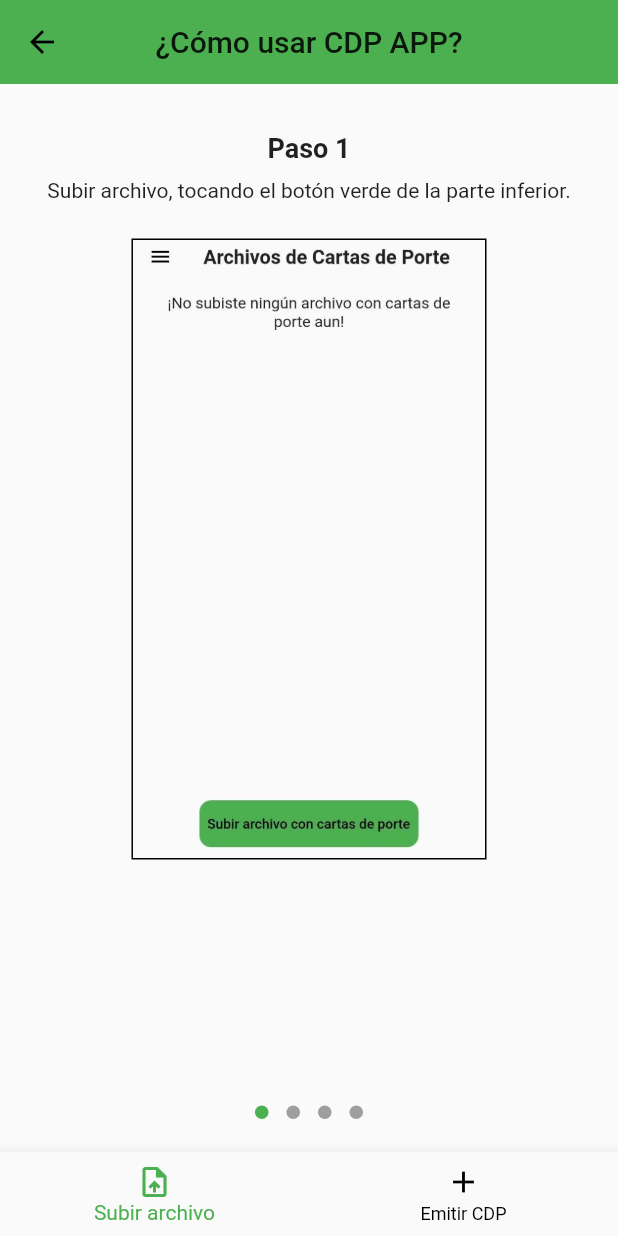
After one commit to HoltzTomas/CDPAPP, a Flutter app: the screen it shows once a user with an empty profile is signed in, in the side drawer, after a tap on an icon or button, on a phone screen of 412 x 824 dp. The commit adds this screen. Run offline on Flutter 3.47's test engine with Material 2 defaults, Android fonts, the phone set to English and light mode, and no system bars; drawn by our look-alikes of introduction_screen; our stand-ins replace cloud_firestore, connectivity, easy_splash_screen, file_picker, firebase_auth, firebase_core and 5 more; missing offline and left inert: purchases_flutter, syncfusion_flutter_pdf, syncfusion_flutter_signaturepad; accounts and stored records are empty.

Commit message:
Example Screen

```diff
--- a/cdp_app/lib/Company/ui/screens/HomeScreen/widgets/home_drawer.dart
+++ b/cdp_app/lib/Company/ui/screens/HomeScreen/widgets/home_drawer.dart
@@ -1,5 +1,6 @@
 import 'package:cdp_app/Company/ui/screens/AccountConfigurationScreen/account_configuration_screen.dart';
 import 'package:cdp_app/Company/ui/screens/HomeScreen/widgets/close_session_dialog.dart';
+import 'package:cdp_app/Company/ui/screens/HowToUseScreen/how_to_use_screen.dart';
 import 'package:cdp_app/Subs/providers/purchases_providers.dart';
 import 'package:cdp_app/Subs/repository/pruchases_repository.dart';
 import 'package:cdp_app/Subs/ui/screens/PaywallScreen/paywall_screen.dart';
@@ -28,6 +29,19 @@ class HomeDrawer extends StatelessWidget {
             ),
             decoration: const BoxDecoration(color: primaryColor),
           ),
+          ListTile(
+            leading: const Icon(Icons.help),
+            title: const Text("¿Cómo  usar CDP APP?"),
+            onTap: () {
+              Navigator.push(
+                context,
+                PageTransition(
+                    child: const HowToUseScreen(),
+                    type: PageTransitionType.rightToLeft),
+              );
+            },
+          ),
+          const Divider(),
           ListTile(
             leading: const Icon(Icons.account_box),
             title: const Text("Mi cuenta"),
--- /dev/null
+++ b/cdp_app/lib/Company/ui/screens/HowToUseScreen/how_to_use_screen.dart
@@ -0,0 +1,48 @@
+import 'package:cdp_app/Company/ui/screens/HowToUseScreen/widgets/issue_cdp_example.dart';
+import 'package:cdp_app/Company/ui/screens/HowToUseScreen/widgets/upload_file_example.dart';
+import 'package:cdp_app/constants.dart';
+import 'package:flutter/material.dart';
+import 'package:introduction_screen/introduction_screen.dart';
+
+class HowToUseScreen extends StatefulWidget {
+  ///This screens shows the user how to use CDP APP
+  const HowToUseScreen({Key? key}) : super(key: key);
+
+  @override
+  State<HowToUseScreen> createState() => _HowToUseScreenState();
+}
+
+class _HowToUseScreenState extends State<HowToUseScreen> {
+  int itemSelected = 0;
+
+  List<Widget> items() => const [UploadFileExample(), IssueCDPExample()];
+
+  @override
+  Widget build(BuildContext context) {
+    return Scaffold(
+      appBar: AppBar(
+        backgroundColor: primaryColor,
+        elevation: 0.0,
+        centerTitle: true,
+        title: const Text("¿Cómo usar CDP APP?"),
+      ),
+      body: items()[itemSelected],
+      bottomNavigationBar: BottomNavigationBar(
+        showSelectedLabels: true,
+        showUnselectedLabels: true,
+        currentIndex: itemSelected,
+        selectedItemColor: primaryColor,
+        unselectedItemColor: darkColor,
+        onTap: (value) {
+          setState(() {
+            itemSelected = value;
+          });
+        },
+        items: const [
+          BottomNavigationBarItem(icon: Icon(Icons.upload_file), label: "Subir archivo"),
+          BottomNavigationBarItem(icon: Icon(Icons.add), label: "Emitir CDP"),
+        ],
+      ),
+    );
+  }
+}
--- /dev/null
+++ b/cdp_app/lib/Company/ui/screens/HowToUseScreen/widgets/example_image.dart
@@ -0,0 +1,23 @@
+import 'package:flutter/material.dart';
+
+class ExampleImage extends StatelessWidget {
+  const ExampleImage({
+    Key? key,
+    required this.imagePath,
+  }) : super(key: key);
+
+  final String imagePath;
+
+  @override
+  Widget build(BuildContext context) {
+    return Container(
+      decoration: BoxDecoration(
+          //borderRadius: BorderRadius.circular(9),
+          border: Border.all()),
+      child: Image.asset(
+        imagePath,
+        height: MediaQuery.of(context).size.height * 0.5,
+      ),
+    );
+  }
+}
--- /dev/null
+++ b/cdp_app/lib/Company/ui/screens/HowToUseScreen/widgets/title_and_subtitle.dart
@@ -0,0 +1,31 @@
+import 'package:cdp_app/constants.dart';
+import 'package:flutter/material.dart';
+
+class TitleAndSubtitle extends StatelessWidget {
+  const TitleAndSubtitle({
+    Key? key,
+    this.title,
+    this.subtitle,
+  }) : super(key: key);
+
+  final String? title;
+  final String? subtitle;
+
+  @override
+  Widget build(BuildContext context) {
+    return Column(
+      children:  [
+        Text(
+          title!,
+          textAlign: TextAlign.center,
+          style: TextStyle(fontWeight: FontWeight.bold, fontSize: 18),
+        ),
+        const SizedBox(height: defaultPadding / 2),
+        Text(
+          subtitle!,
+          textAlign: TextAlign.center,
+        )
+      ],
+    );
+  }
+}
--- /dev/null
+++ b/cdp_app/lib/Company/ui/screens/HowToUseScreen/widgets/upload_file_example.dart
@@ -0,0 +1,61 @@
+import 'package:cdp_app/Company/ui/screens/HowToUseScreen/widgets/example_image.dart';
+import 'package:cdp_app/Company/ui/screens/HowToUseScreen/widgets/title_and_subtitle.dart';
+import 'package:cdp_app/constants.dart';
+import 'package:flutter/material.dart';
+import 'package:introduction_screen/introduction_screen.dart';
+
+class UploadFileExample extends StatelessWidget {
+  const UploadFileExample({Key? key}) : super(key: key);
+
+  PageViewModel pageModel({
+    required BuildContext context,
+    required String title,
+    required String subtitle,
+    required String imagePath,
+  }) =>
+      PageViewModel(
+        titleWidget: TitleAndSubtitle(
+          title: title,
+          subtitle: subtitle,
+        ),
+        bodyWidget: ExampleImage(imagePath: imagePath),
+      );
+
+  @override
+  Widget build(BuildContext context) {
+    return IntroductionScreen(
+      showDoneButton: false,
+      showNextButton: false,
+      dotsDecorator: const DotsDecorator(activeColor: primaryColor),
+      pages: [
+        pageModel(
+          context: context,
+          title: "Paso 1",
+          subtitle:
+              "Subir archivo, tocando el botón verde de la parte inferior.",
+          imagePath: "assets/images/how_to_use_one.jpg",
+        ),
+        pageModel(
+          context: context,
+          title: "Paso 2",
+          subtitle:
+              "Seleccionar el archivo que contiene las cartas de porte.",
+          imagePath: "assets/images/how_to_use_two.jpg",
+        ),
+        pageModel(
+          context: context,
+          title: "Paso 3",
+          subtitle:
+              "Ponerle nombre al archivo, por ejemplo 'Primer Archivo', y subirlo.",
+          imagePath: "assets/images/how_to_use_three.jpg",
+        ),
+        pageModel(
+          context: context,
+          title: "Paso 4",
+          subtitle: "Seleccionar el archivo desde el que quearemos emitir una carta de porte.",
+          imagePath: "assets/images/how_to_use_four.jpg",
+        ),
+      ],
+    );
+  }
+}
```
Also changed, not shown: cdp_app/lib/Company/ui/screens/HowToUseScreen/widgets/issue_cdp_example.dart (added, +64 -0 lines), cdp_app/assets/images/how_to_use_eight.jpg (added), cdp_app/assets/images/how_to_use_five.jpg (added), cdp_app/assets/images/how_to_use_four.jpg (added), cdp_app/assets/images/how_to_use_nine.jpg (added), cdp_app/assets/images/how_to_use_one.jpg (added), cdp_app/assets/images/how_to_use_seven.jpg (added), cdp_app/assets/images/how_to_use_six.jpg (added), cdp_app/assets/images/how_to_use_three.jpg (added), cdp_app/assets/images/how_to_use_two.jpg (added).
